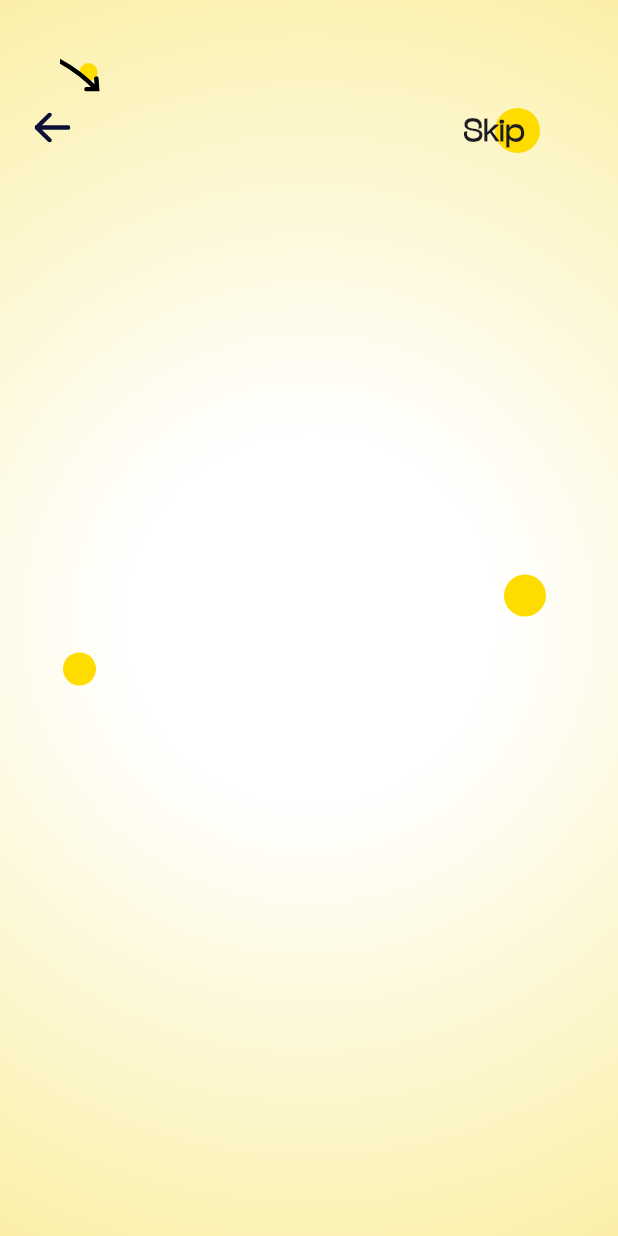
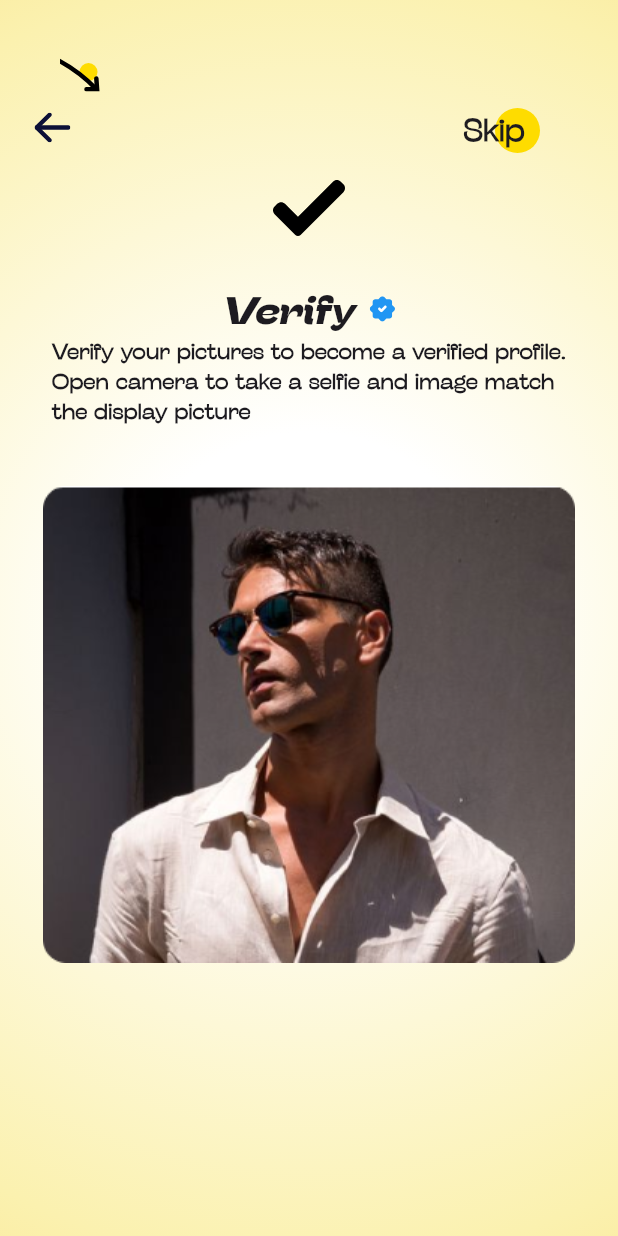
Before and after one commit to TerkumaAmos/dating, a Flutter app: the screen it shows after launch, on a phone screen of 412 x 824 dp. Run offline on Flutter 3.47's test engine with Material 3 defaults, Android fonts, the phone set to English and light mode, and no system bars; our stand-ins replace dotted_border, flutter_svg, smooth_page_indicator, table_calendar.

Commit message:
new commit

```diff
--- a/lib/verify.dart
+++ b/lib/verify.dart
@@ -104,9 +104,40 @@ class VerifyPage extends StatelessWidget {
                 ),
               ),
             ),
-            // Column(
-            //   children: [],
-            // )
+            Column(
+              children: [
+                SizedBox(height: 120),
+                Center(
+                  child: SvgPicture.asset('assets/Group (6).svg'),
+                ),
+                SizedBox(height: 30),
+                Row(
+                  mainAxisAlignment: MainAxisAlignment.center,
+                  children: [
+                    Text(
+                      'Verify',
+                      style: TextStyle(fontFamily: 'WideTrial', fontSize: 25),
+                    ),
+                    SizedBox(width: 9),
+                    SvgPicture.asset('assets/Group (7).svg')
+                  ],
+                ),
+                Text(
+                  "Verify your pictures to become a verified profile.\nOpen camera to take a selfie and image match\nthe display picture",
+                  style: TextStyle(
+                    fontFamily: 'Stinger',
+                    fontWeight: FontWeight.bold,
+                    fontSize: 14,
+                  ),
+                ),
+                SizedBox(height: 40),
+                Image(
+                  image: AssetImage(
+                    'assets/Mask group (4).png',
+                  ),
+                ),
+              ],
+            )
           ],
         ),
       ),
```
Also changed, not shown: lib/sign_in.dart (+17 -8 lines), pubspec.yaml (+6 -1 lines), assets/demo.ttf (renamed from assets/stinger/StingerTrial-HeavyItalic.ttf), assets/stinger/demo.ttf (added), pubspec.lock, 4 other files.
